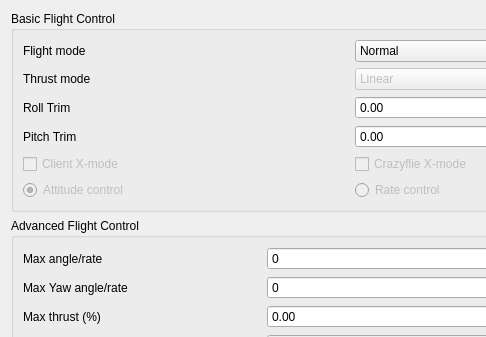
sbmarketinginc/crazyflie-clients-python, file lib/cfclient/ui/tabs/flightTab.ui: the form before one commit; both pictures show x 0 to 486 and y 0 to 337 of the 1228 by 790 pixel window.
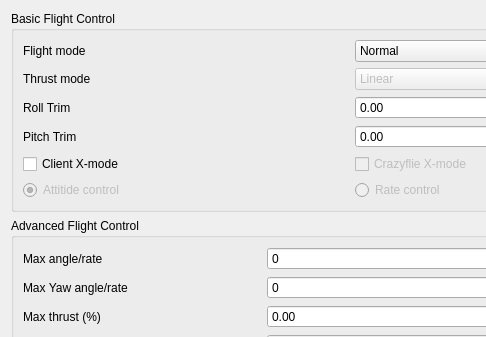
The form after the commit.

Patch:
```diff
--- a/lib/cfclient/ui/tabs/flightTab.ui
+++ b/lib/cfclient/ui/tabs/flightTab.ui
@@ -190,9 +190,6 @@
             </item>
             <item row="5" column="0">
              <widget class="QCheckBox" name="clientXModeCheckbox">
-              <property name="enabled">
-               <bool>false</bool>
-              </property>
               <property name="text">
                <string>Client X-mode</string>
               </property>
@@ -204,7 +201,7 @@
                <bool>false</bool>
               </property>
               <property name="text">
-               <string>Attitude control</string>
+               <string>Attitide control</string>
               </property>
               <property name="checked">
                <bool>true</bool>
```
